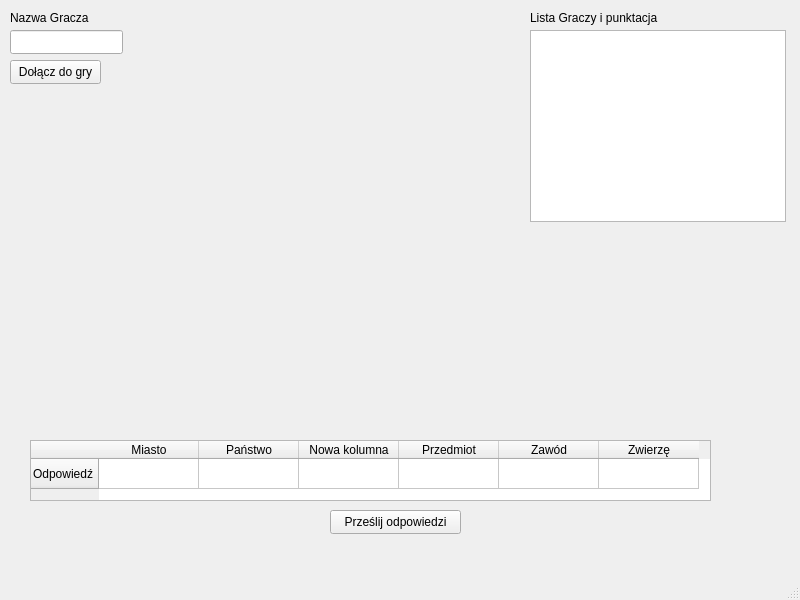
The window that Klient/Klient_gra/mainwindow.ui (Bordomir/SK2-Projekt-Gra) describes before a commit, drawn with Qt 5.
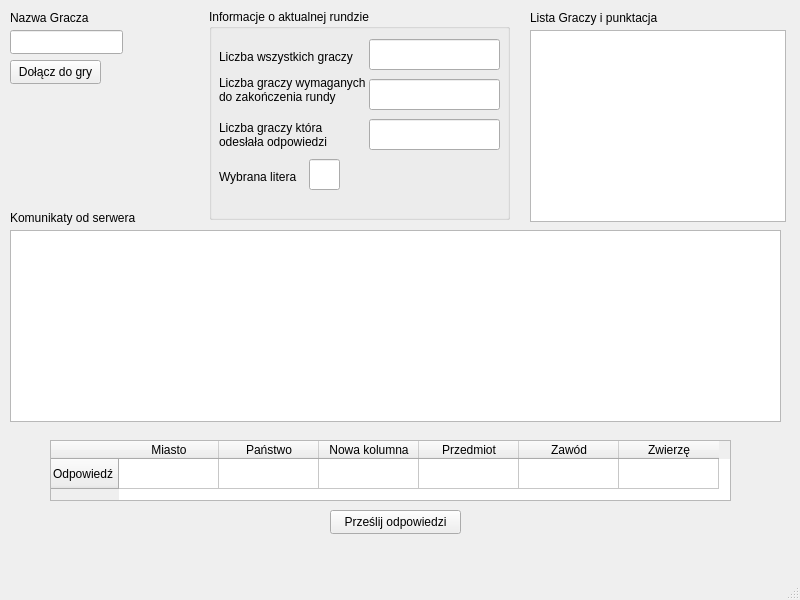
The same window after the commit.

The edit to the form file:
```diff
--- a/Klient/Klient_gra/mainwindow.ui
+++ b/Klient/Klient_gra/mainwindow.ui
@@ -26,25 +26,18 @@
    <string>Gra państwa miasta</string>
   </property>
   <widget class="QWidget" name="centralwidget">
-   <widget class="QListView" name="listaGraczy">
+   <widget class="QTableWidget" name="odpowiedzi">
     <property name="geometry">
      <rect>
-      <x>530</x>
-      <y>30</y>
-      <width>256</width>
-      <height>192</height>
-     </rect>
-    </property>
-   </widget>
-   <widget class="QTableWidget" name="Odpowiedzi">
-    <property name="geometry">
-     <rect>
-      <x>30</x>
+      <x>50</x>
       <y>440</y>
       <width>681</width>
       <height>61</height>
      </rect>
     </property>
+    <property name="layoutDirection">
+     <enum>Qt::LayoutDirection::LeftToRight</enum>
+    </property>
     <row>
      <property name="text">
       <string>Odpowiedź</string>
@@ -143,6 +136,150 @@
      <string>Dołącz do gry</string>
     </property>
    </widget>
+   <widget class="QTableView" name="tabelaWynikow">
+    <property name="geometry">
+     <rect>
+      <x>530</x>
+      <y>30</y>
+      <width>256</width>
+      <height>192</height>
+     </rect>
+    </property>
+   </widget>
+   <widget class="QGroupBox" name="Runda">
+    <property name="geometry">
+     <rect>
+      <x>209</x>
+      <y>9</y>
+      <width>301</width>
+      <height>211</height>
+     </rect>
+    </property>
+    <property name="title">
+     <string>Informacje o aktualnej rundzie</string>
+    </property>
+    <widget class="QLineEdit" name="litera">
+     <property name="geometry">
+      <rect>
+       <x>100</x>
+       <y>150</y>
+       <width>31</width>
+       <height>31</height>
+      </rect>
+     </property>
+    </widget>
+    <widget class="QLabel" name="label_3">
+     <property name="geometry">
+      <rect>
+       <x>10</x>
+       <y>160</y>
+       <width>81</width>
+       <height>16</height>
+      </rect>
+     </property>
+     <property name="text">
+      <string>Wybrana litera</string>
+     </property>
+    </widget>
+    <widget class="QLabel" name="label_4">
+     <property name="geometry">
+      <rect>
+       <x>10</x>
+       <y>40</y>
+       <width>141</width>
+       <height>16</height>
+      </rect>
+     </property>
+     <property name="text">
+      <string>Liczba wszystkich graczy</string>
+     </property>
+    </widget>
+    <widget class="QLineEdit" name="calkowitaLiczbaGraczy">
+     <property name="geometry">
+      <rect>
+       <x>160</x>
+       <y>30</y>
+       <width>131</width>
+       <height>31</height>
+      </rect>
+     </property>
+    </widget>
+    <widget class="QLineEdit" name="konczoncaLiczbaGraczy">
+     <property name="geometry">
+      <rect>
+       <x>160</x>
+       <y>70</y>
+       <width>131</width>
+       <height>31</height>
+      </rect>
+     </property>
+    </widget>
+    <widget class="QLineEdit" name="odeslanaLiczbaGraczy">
+     <property name="geometry">
+      <rect>
+       <x>160</x>
+       <y>110</y>
+       <width>131</width>
+       <height>31</height>
+      </rect>
+     </property>
+    </widget>
+    <widget class="QLabel" name="label_5">
+     <property name="geometry">
+      <rect>
+       <x>10</x>
+       <y>60</y>
+       <width>151</width>
+       <height>41</height>
+      </rect>
+     </property>
+     <property name="text">
+      <string>Liczba graczy wymaganych do zakończenia rundy</string>
+     </property>
+     <property name="wordWrap">
+      <bool>true</bool>
+     </property>
+    </widget>
+    <widget class="QLabel" name="label_6">
+     <property name="geometry">
+      <rect>
+       <x>10</x>
+       <y>110</y>
+       <width>131</width>
+       <height>31</height>
+      </rect>
+     </property>
+     <property name="text">
+      <string>Liczba graczy która odesłała odpowiedzi</string>
+     </property>
+     <property name="wordWrap">
+      <bool>true</bool>
+     </property>
+    </widget>
+   </widget>
+   <widget class="QTextBrowser" name="komunikaty">
+    <property name="geometry">
+     <rect>
+      <x>10</x>
+      <y>230</y>
+      <width>771</width>
+      <height>192</height>
+     </rect>
+    </property>
+   </widget>
+   <widget class="QLabel" name="label_7">
+    <property name="geometry">
+     <rect>
+      <x>10</x>
+      <y>210</y>
+      <width>171</width>
+      <height>16</height>
+     </rect>
+    </property>
+    <property name="text">
+     <string>Komunikaty od serwera</string>
+    </property>
+   </widget>
   </widget>
   <widget class="QStatusBar" name="statusbar"/>
   <widget class="QMenuBar" name="menubar">
```
Left out of the diff: 4 changed lines with no effect on the pictures.
